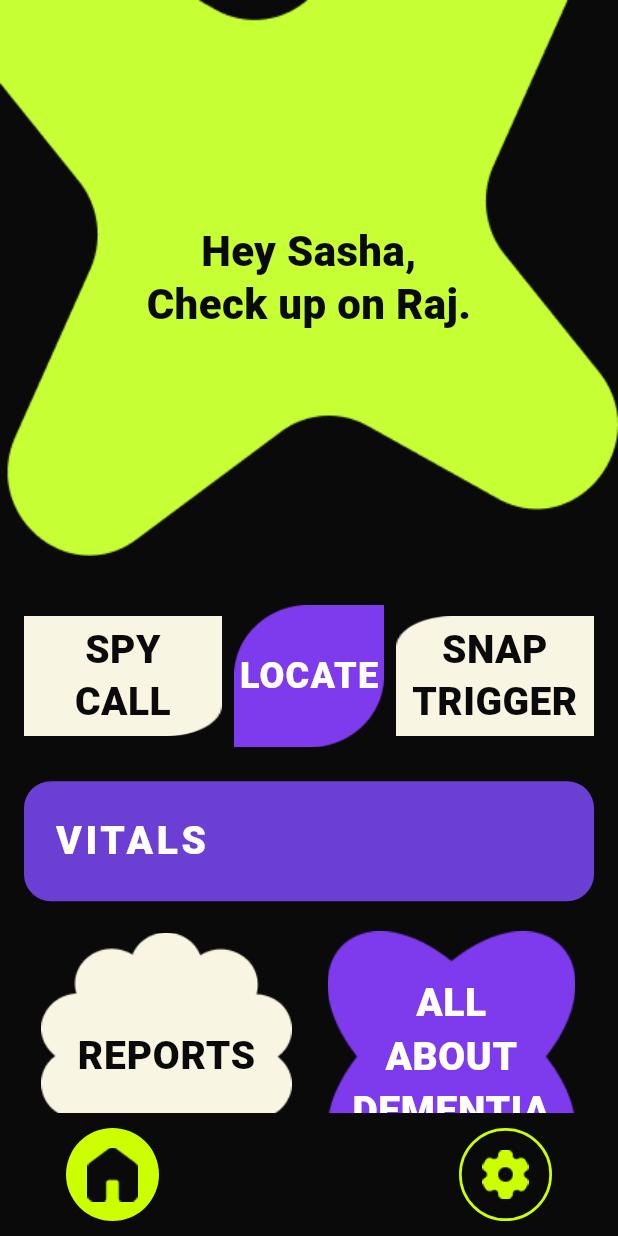
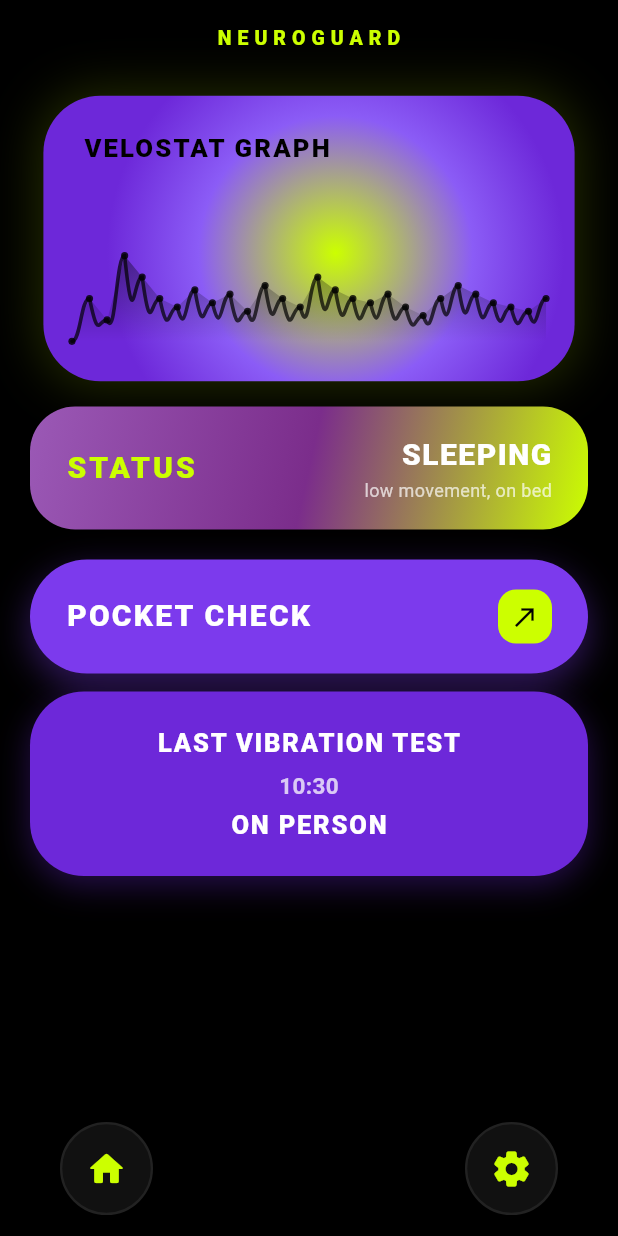
Before and after one commit to fatemaezzzi/neuroguard, a Flutter app: the screen it shows after launch, on a phone screen of 412 x 824 dp. Run offline on Flutter 3.47's test engine with Material 3 defaults, Android fonts, the phone set to English and light mode, and no system bars; our stand-ins replace google_fonts, permission_handler; Roboto replaces fonts that are missing (MicrosoftSansSerifBold).

Commit message:
vitals page

```diff
--- a/lib/main.dart
+++ b/lib/main.dart
@@ -2,6 +2,7 @@ import 'package:flutter/material.dart';
 import 'package:google_fonts/google_fonts.dart';
 import 'services/permission_service.dart';
 import 'caregiver_home.dart';
+import 'vitals_page.dart';
 
 void main() async {
   WidgetsFlutterBinding.ensureInitialized(); // Required before any async work
@@ -25,7 +26,7 @@ class NeuroGuardApp extends StatelessWidget {
           Theme.of(context).textTheme,
         ),
       ),
-      home: const CaregiverHomePage(),
+      home: const VitalsPage(),
     );
   }
 }
--- /dev/null
+++ b/lib/vitals_page.dart
@@ -0,0 +1,507 @@
+import 'package:flutter/material.dart';
+import 'dart:math' as math;
+
+void main() {
+  runApp(const NeuroGuardApp());
+}
+
+class NeuroGuardApp extends StatelessWidget {
+  const NeuroGuardApp({super.key});
+
+  @override
+  Widget build(BuildContext context) {
+    return MaterialApp(
+      debugShowCheckedModeBanner: false,
+      theme: ThemeData.dark(),
+      home: const VitalsPage(),
+    );
+  }
+}
+
+class VitalsPage extends StatefulWidget {
+  const VitalsPage({super.key});
+
+  @override
+  State<VitalsPage> createState() => _VitalsPageState();
+}
+
+class _VitalsPageState extends State<VitalsPage>
+    with SingleTickerProviderStateMixin {
+  late AnimationController _pulseController;
+  late Animation<double> _pulseAnimation;
+
+  // Simulated sensor data
+  final String _currentStatus = 'SLEEPING';
+  final String _statusDetail = 'low movement, on bed';
+  final String _lastVibrationTime = '10:30';
+  final String _devicePresence = 'ON PERSON';
+  final List<double> _velostatData = [
+    0.2, 0.3, 0.25, 0.4, 0.35, 0.3, 0.28,
+    0.32, 0.29, 0.31, 0.27, 0.33, 0.30, 0.28,
+    0.35, 0.32, 0.30, 0.29, 0.31, 0.28, 0.26,
+    0.30, 0.33, 0.31, 0.29, 0.28, 0.27, 0.30,
+  ];
+
+  @override
+  void initState() {
+    super.initState();
+    _pulseController = AnimationController(
+      vsync: this,
+      duration: const Duration(seconds: 2),
+    )..repeat(reverse: true);
+    _pulseAnimation = Tween<double>(begin: 0.95, end: 1.05).animate(
+      CurvedAnimation(parent: _pulseController, curve: Curves.easeInOut),
+    );
+  }
+
+  @override
+  void dispose() {
+    _pulseController.dispose();
+    super.dispose();
+  }
+
+  @override
+  Widget build(BuildContext context) {
+    return Scaffold(
+      backgroundColor: Colors.black,
+      body: SafeArea(
+        child: SingleChildScrollView(
+          padding: const EdgeInsets.symmetric(horizontal: 20, vertical: 16),
+          child: Column(
+            children: [
+              // ─── TOP NAV ───────────────────────────────────────────
+              _buildTopNav(),
+              const SizedBox(height: 24),
+
+              // ─── VELOSTAT GRAPH BLOB ───────────────────────────────
+              _buildVelostatGraphCard(),
+              const SizedBox(height: 12),
+
+              // ─── STATUS CARD ───────────────────────────────────────
+              _buildStatusCard(),
+              const SizedBox(height: 20),
+
+              // ─── POCKET CHECK ──────────────────────────────────────
+              _buildPocketCheckCard(),
+              const SizedBox(height: 12),
+
+              // ─── LAST VIBRATION TEST ───────────────────────────────
+              _buildLastVibrationCard(),
+              const SizedBox(height: 32),
+            ],
+          ),
+        ),
+      ),
+
+      // ─── BOTTOM NAV ─────────────────────────────────────────────────
+      bottomNavigationBar: _buildBottomNav(),
+    );
+  }
+
+  // ─────────────────────────────────────────────────────────────────────
+  // TOP NAV
+  // ─────────────────────────────────────────────────────────────────────
+  Widget _buildTopNav() {
+    return Row(
+      mainAxisAlignment: MainAxisAlignment.center,
+      children: [
+        Text(
+          'NEUROGUARD',
+          style: TextStyle(
+            color: const Color(0xFFCCFF00),
+            fontSize: 13,
+            fontWeight: FontWeight.w800,
+            letterSpacing: 4,
+          ),
+        ),
+      ],
+    );
+  }
+
+  // ─────────────────────────────────────────────────────────────────────
+  // VELOSTAT GRAPH CARD — large gradient blob with live graph inside
+  // ─────────────────────────────────────────────────────────────────────
+  Widget _buildVelostatGraphCard() {
+    return AnimatedBuilder(
+      animation: _pulseAnimation,
+      builder: (context, child) {
+        return Transform.scale(
+          scale: _pulseAnimation.value,
+          child: child,
+        );
+      },
+      child: Container(
+        width: double.infinity,
+        height: 200,
+        decoration: BoxDecoration(
+          borderRadius: BorderRadius.circular(40),
+          gradient: const RadialGradient(
+            center: Alignment(0.1, 0.1),
+            radius: 0.8,
+            colors: [
+              Color(0xFFCCFF00),   // neon yellow-green centre
+              Color(0xFF8B5CF6),   // purple edge
+              Color(0xFF6D28D9),
+            ],
+            stops: [0.0, 0.6, 1.0],
+          ),
+          boxShadow: [
+            BoxShadow(
+              color: const Color(0xFFCCFF00).withOpacity(0.18),
+              blurRadius: 30,
+              spreadRadius: 2,
+            ),
+          ],
+        ),
+        child: Stack(
+          children: [
+            // Label
+            const Positioned(
+              top: 24,
+              left: 28,
+              child: Text(
+                'VELOSTAT GRAPH',
+                style: TextStyle(
+                  color: Colors.black,
+                  fontWeight: FontWeight.w900,
+                  fontSize: 18,
+                  letterSpacing: 1.5,
+                ),
+              ),
+            ),
+            // Mini waveform
+            Positioned(
+              bottom: 28,
+              left: 20,
+              right: 20,
+              child: _buildMiniWaveform(),
+            ),
+          ],
+        ),
+      ),
+    );
+  }
+
+  Widget _buildMiniWaveform() {
+    return SizedBox(
+      height: 60,
+      child: CustomPaint(
+        painter: _WaveformPainter(_velostatData),
+        size: const Size(double.infinity, 60),
+      ),
+    );
+  }
+
+  // ─────────────────────────────────────────────────────────────────────
+  // STATUS CARD
+  // ─────────────────────────────────────────────────────────────────────
+  Widget _buildStatusCard() {
+    return Container(
+      width: double.infinity,
+      padding: const EdgeInsets.symmetric(horizontal: 24, vertical: 18),
+      decoration: BoxDecoration(
+        borderRadius: BorderRadius.circular(30),
+        gradient: const LinearGradient(
+          begin: Alignment.topLeft,
+          end: Alignment.bottomRight,
+          colors: [
+            Color(0xFF9B59B6),
+            Color(0xFF7B2D8B),
+            Color(0xFFCCFF00),
+          ],
+          stops: [0.0, 0.5, 1.5],
+        ),
+      ),
+      child: Row(
+        mainAxisAlignment: MainAxisAlignment.spaceBetween,
+        children: [
+          Text(
+            'STATUS',
+            style: TextStyle(
+              color: const Color(0xFFCCFF00),
+              fontWeight: FontWeight.w900,
+              fontSize: 20,
+              letterSpacing: 2,
+            ),
+          ),
+          Column(
+            crossAxisAlignment: CrossAxisAlignment.end,
+            children: [
+              Text(
+                _currentStatus,
+                style: const TextStyle(
+                  color: Colors.white,
+                  fontWeight: FontWeight.w900,
+                  fontSize: 20,
+                  letterSpacing: 1,
+                ),
+              ),
+              Text(
+                _statusDetail,
+                style: TextStyle(
+                  color: Colors.white.withOpacity(0.7),
+                  fontSize: 12,
+                  fontWeight: FontWeight.w400,
+                ),
+              ),
+            ],
+          ),
+        ],
+      ),
+    );
+  }
+
+  // ─────────────────────────────────────────────────────────────────────
+  // POCKET CHECK CARD
+  // ─────────────────────────────────────────────────────────────────────
+  Widget _buildPocketCheckCard() {
+    return GestureDetector(
+      onTap: () {
+        // Navigate to pocket check detail
+        ScaffoldMessenger.of(context).showSnackBar(
+          const SnackBar(
+            content: Text('Running Pocket Check...'),
+            backgroundColor: Color(0xFF7C3AED),
+            duration: Duration(seconds: 1),
+          ),
+        );
+      },
+      child: Container(
+        width: double.infinity,
+        padding: const EdgeInsets.symmetric(horizontal: 24, vertical: 20),
+        decoration: BoxDecoration(
+          color: const Color(0xFF7C3AED),
+          borderRadius: BorderRadius.circular(40),
+          boxShadow: [
+            BoxShadow(
+              color: const Color(0xFF7C3AED).withOpacity(0.4),
+              blurRadius: 20,
+              offset: const Offset(0, 8),
+            ),
+          ],
+        ),
+        child: Row(
+          mainAxisAlignment: MainAxisAlignment.spaceBetween,
+          children: [
+            const Text(
+              'POCKET CHECK',
+              style: TextStyle(
+                color: Colors.white,
+                fontWeight: FontWeight.w900,
+                fontSize: 20,
+                letterSpacing: 1.5,
+              ),
+            ),
+            Container(
+              padding: const EdgeInsets.all(8),
+              decoration: BoxDecoration(
+                color: const Color(0xFFCCFF00),
+                borderRadius: BorderRadius.circular(12),
+              ),
+              child: const Icon(
+                Icons.north_east,
+                color: Colors.black,
+                size: 20,
+              ),
+            ),
+          ],
+        ),
+      ),
+    );
+  }
+
+  // ─────────────────────────────────────────────────────────────────────
+  // LAST VIBRATION TEST CARD
+  // ─────────────────────────────────────────────────────────────────────
+  Widget _buildLastVibrationCard() {
+    return Container(
+      width: double.infinity,
+      padding: const EdgeInsets.symmetric(horizontal: 24, vertical: 22),
+      decoration: BoxDecoration(
+        color: const Color(0xFF6D28D9),
+        borderRadius: BorderRadius.circular(36),
+        boxShadow: [
+          BoxShadow(
+            color: const Color(0xFF6D28D9).withOpacity(0.35),
+            blurRadius: 18,
+            offset: const Offset(0, 6),
+          ),
+        ],
+      ),
+      child: Column(
+        crossAxisAlignment: CrossAxisAlignment.center,
+        children: [
+          const Text(
+            'LAST VIBRATION TEST',
+            style: TextStyle(
+              color: Colors.white,
+              fontWeight: FontWeight.w900,
+              fontSize: 17,
+              letterSpacing: 1.2,
+            ),
+          ),
+          const SizedBox(height: 6),
+          Text(
+            _lastVibrationTime,
+            style: TextStyle(
+              color: Colors.white.withOpacity(0.75),
+              fontSize: 15,
+              fontWeight: FontWeight.w600,
+            ),
+          ),
+          const SizedBox(height: 4),
+          Text(
+            _devicePresence,
+            style: const TextStyle(
+              color: Colors.white,
+              fontWeight: FontWeight.w900,
+              fontSize: 17,
+              letterSpacing: 1.2,
+            ),
+          ),
+        ],
+      ),
+    );
+  }
+
+  // ─────────────────────────────────────────────────────────────────────
+  // BOTTOM NAV  (Home + Settings pills matching the screenshots)
+  // ─────────────────────────────────────────────────────────────────────
+  Widget _buildBottomNav() {
+    return Container(
+      color: Colors.black,
+      padding: const EdgeInsets.symmetric(horizontal: 40, vertical: 14),
+      child: Row(
+        mainAxisAlignment: MainAxisAlignment.spaceBetween,
+        children: [
+          // Home button
+          _NavButton(
+            icon: Icons.home_rounded,
+            isActive: false,
+            onTap: () {},
+          ),
+          // Settings button
+          _NavButton(
+            icon: Icons.settings_rounded,
+            isActive: false,
+            onTap: () {},
+          ),
+        ],
+      ),
+    );
+  }
+}
+
+// ─────────────────────────────────────────────────────────────────────────
+// NAV BUTTON WIDGET
+// ─────────────────────────────────────────────────────────────────────────
+class _NavButton extends StatelessWidget {
+  final IconData icon;
+  final bool isActive;
+  final VoidCallback onTap;
+
+  const _NavButton({
+    required this.icon,
+    required this.isActive,
+    required this.onTap,
+  });
+
+  @override
+  Widget build(BuildContext context) {
+    return GestureDetector(
+      onTap: onTap,
+      child: Container(
+        width: 62,
+        height: 62,
+        decoration: BoxDecoration(
+          shape: BoxShape.circle,
+          color: const Color(0xFF111111),
+          border: Border.all(
+            color: const Color(0xFF222222),
+            width: 1.5,
+          ),
+        ),
+        child: Icon(
+          icon,
+          color: const Color(0xFFCCFF00),
+          size: 28,
+        ),
+      ),
+    );
+  }
+}
+
+// ─────────────────────────────────────────────────────────────────────────
+// WAVEFORM PAINTER — draws the velostat pressure graph
+// ─────────────────────────────────────────────────────────────────────────
+class _WaveformPainter extends CustomPainter {
+  final List<double> data;
+
+  _WaveformPainter(this.data);
+
+  @override
+  void paint(Canvas canvas, Size size) {
+    if (data.isEmpty) return;
+
+    final paint = Paint()
+      ..color = Colors.black.withOpacity(0.7)
+      ..strokeWidth = 2.5
+      ..strokeCap = StrokeCap.round
+      ..style = PaintingStyle.stroke;
+
+    final fillPaint = Paint()
+      ..shader = LinearGradient(
+        begin: Alignment.topCenter,
+        end: Alignment.bottomCenter,
+        colors: [
+          Colors.black.withOpacity(0.4),
+          Colors.black.withOpacity(0.0),
+        ],
+      ).createShader(Rect.fromLTWH(0, 0, size.width, size.height))
+      ..style = PaintingStyle.fill;
+
+    final path = Path();
+    final fillPath = Path();
+
+    final stepX = size.width / (data.length - 1);
+    final minVal = data.reduce(math.min);
+    final maxVal = data.reduce(math.max);
+    final range = maxVal - minVal == 0 ? 1.0 : maxVal - minVal;
+
+    double x = 0;
+    double y = size.height - ((data[0] - minVal) / range) * size.height;
+    path.moveTo(x, y);
+    fillPath.moveTo(x, size.height);
+    fillPath.lineTo(x, y);
+
+    for (int i = 1; i < data.length; i++) {
+      x = i * stepX;
+      y = size.height - ((data[i] - minVal) / range) * size.height;
+
+      final prevX = (i - 1) * stepX;
+      final cpX = prevX + stepX / 2;
+      path.cubicTo(cpX, path.getBounds().bottom, cpX, y, x, y);
+      fillPath.lineTo(x, y);
+    }
+
+    fillPath.lineTo(x, size.height);
+    fillPath.close();
+
+    canvas.drawPath(fillPath, fillPaint);
+    canvas.drawPath(path, paint);
+
+    // Draw dots at each data point
+    final dotPaint = Paint()
+      ..color = Colors.black.withOpacity(0.8)
+      ..style = PaintingStyle.fill;
+
+    for (int i = 0; i < data.length; i++) {
+      final px = i * stepX;
+      final py = size.height - ((data[i] - minVal) / range) * size.height;
+      canvas.drawCircle(Offset(px, py), 2.5, dotPaint);
+    }
+  }
+
+  @override
+  bool shouldRepaint(_WaveformPainter old) => old.data != data;
+}
```
Also changed, not shown: assets/lastvibrationtest.png (added), assets/pocketcheck.png (added), assets/statussleeping.png (added), assets/velostatgraph.png (added).
